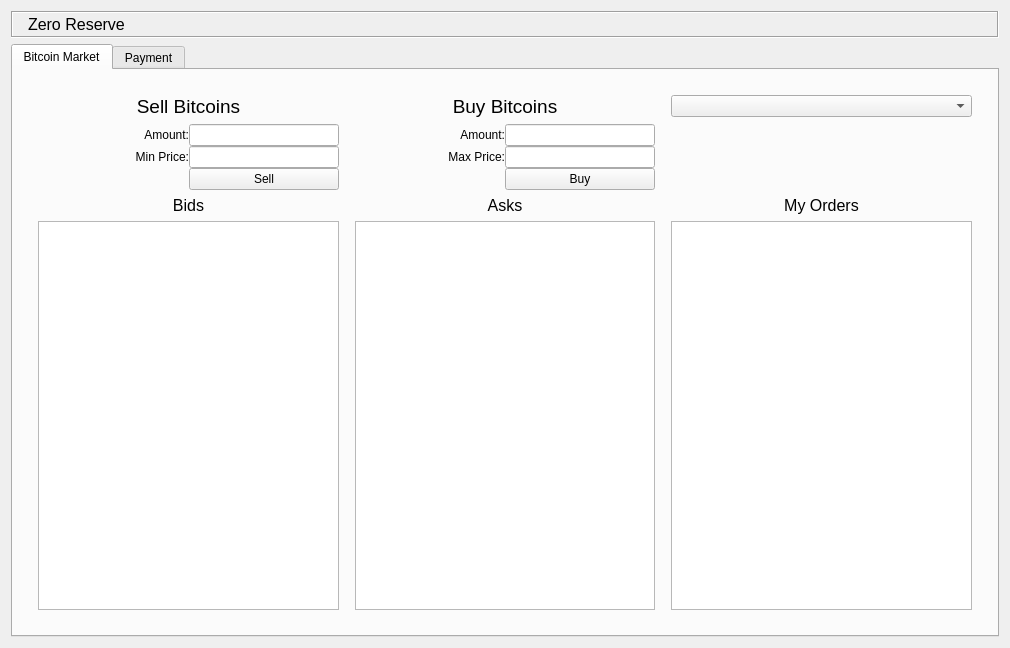
Above: ZeroReserveDialog.ui from zeroreserve/ZeroReserve before the change. Below: the same form after it.
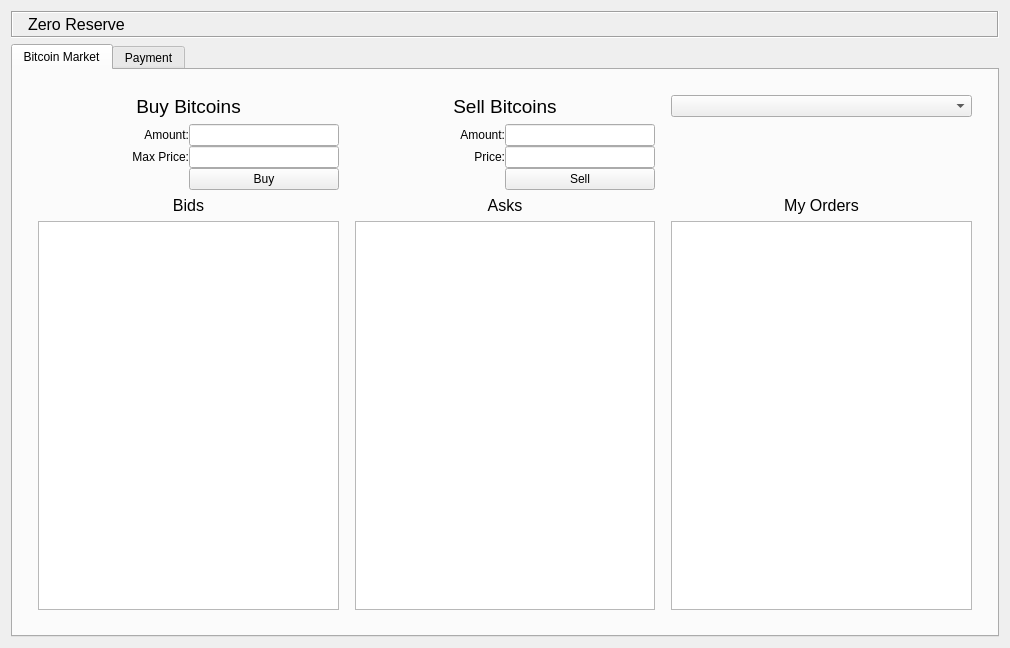
That is the form after the change. Icons and pictures are not drawn. Custom widgets are drawn as their Qt base class.

Commit message: swap sell and buy form

What changed in the file:
```diff
--- a/ZeroReserveDialog.ui
+++ b/ZeroReserveDialog.ui
@@ -142,7 +142,7 @@
             </font>
            </property>
            <property name="text">
-            <string>Sell Bitcoins</string>
+            <string>Buy Bitcoins</string>
            </property>
            <property name="alignment">
             <set>Qt::AlignCenter</set>
@@ -157,7 +157,7 @@
             </font>
            </property>
            <property name="text">
-            <string>Buy Bitcoins</string>
+            <string>Sell Bitcoins</string>
            </property>
            <property name="alignment">
             <set>Qt::AlignCenter</set>
@@ -169,7 +169,7 @@
            <item row="1" column="0">
             <widget class="QLabel" name="label_12">
              <property name="text">
-              <string>Min Price:</string>
+              <string>Max Price:</string>
              </property>
              <property name="alignment">
               <set>Qt::AlignRight|Qt::AlignTrailing|Qt::AlignVCenter</set>
@@ -177,7 +177,7 @@
             </widget>
            </item>
            <item row="0" column="1">
-            <widget class="QLineEdit" name="ask_amount">
+            <widget class="QLineEdit" name="bid_amount">
              <property name="sizePolicy">
               <sizepolicy hsizetype="Preferred" vsizetype="Fixed">
                <horstretch>0</horstretch>
@@ -187,7 +187,7 @@
             </widget>
            </item>
            <item row="1" column="1">
-            <widget class="QLineEdit" name="ask_price">
+            <widget class="QLineEdit" name="bid_price">
              <property name="sizePolicy">
               <sizepolicy hsizetype="Preferred" vsizetype="Fixed">
                <horstretch>0</horstretch>
@@ -210,9 +210,9 @@
             </widget>
            </item>
            <item row="2" column="1">
-            <widget class="QPushButton" name="askButton">
+            <widget class="QPushButton" name="bidButton">
              <property name="text">
-              <string>Sell</string>
+              <string>Buy</string>
              </property>
             </widget>
            </item>
@@ -231,7 +231,7 @@
             </widget>
            </item>
            <item row="1" column="1">
-            <widget class="QLineEdit" name="bid_price">
+            <widget class="QLineEdit" name="ask_price">
              <property name="sizePolicy">
               <sizepolicy hsizetype="Preferred" vsizetype="Fixed">
                <horstretch>0</horstretch>
@@ -246,7 +246,7 @@
            <item row="1" column="0">
             <widget class="QLabel" name="label_9">
              <property name="text">
-              <string>Max Price:</string>
+              <string>Price:</string>
              </property>
              <property name="alignment">
               <set>Qt::AlignRight|Qt::AlignTrailing|Qt::AlignVCenter</set>
@@ -254,7 +254,7 @@
             </widget>
            </item>
            <item row="0" column="1">
-            <widget class="QLineEdit" name="bid_amount">
+            <widget class="QLineEdit" name="ask_amount">
              <property name="sizePolicy">
               <sizepolicy hsizetype="Preferred" vsizetype="Fixed">
                <horstretch>0</horstretch>
@@ -267,9 +267,9 @@
             </widget>
            </item>
            <item row="2" column="1">
-            <widget class="QPushButton" name="bidButton">
+            <widget class="QPushButton" name="askButton">
              <property name="text">
-              <string>Buy</string>
+              <string>Sell</string>
              </property>
             </widget>
            </item>
```
Left out of the diff: 4 changed lines with no effect on the pictures.
